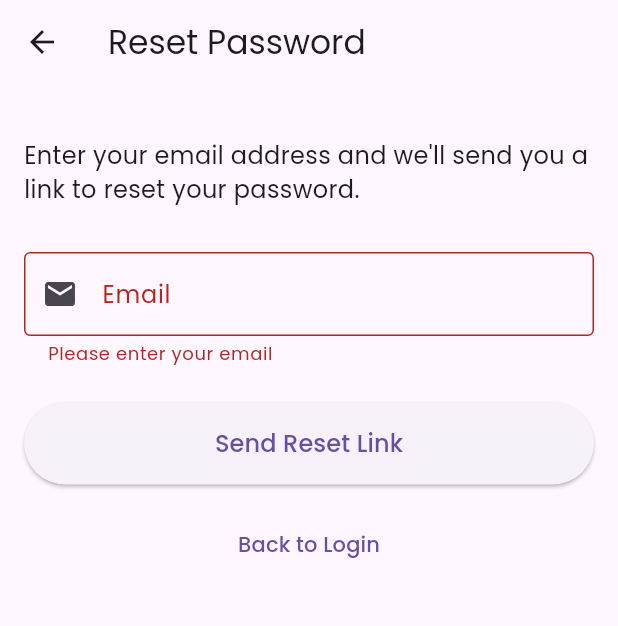
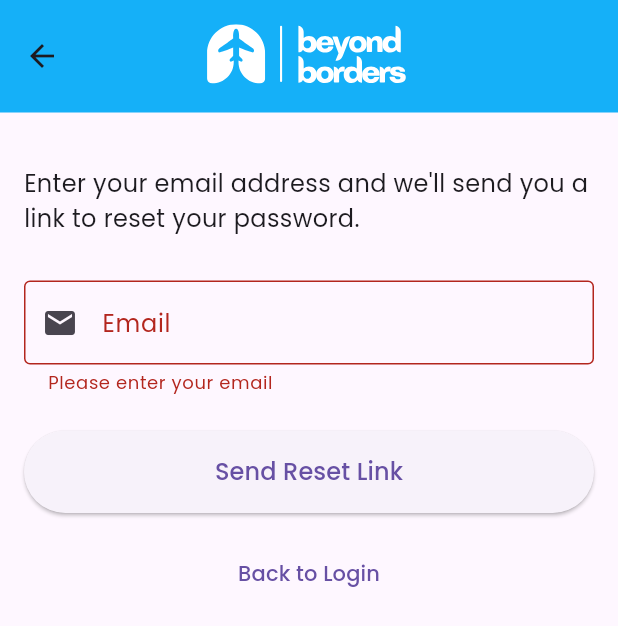
Before and after one commit to lanseu/BeyondBorders, a Flutter app: the ForgotPasswordScreen screen opened by its route, after a tap on "Send Reset Link", on a phone screen of 412 x 824 dp. Shown: the top 626 px of the screen. Run offline on Flutter 3.47's test engine with Material 3 defaults, Android fonts, the phone set to English and light mode, and no system bars; our stand-ins replace cached_network_image, cloud_firestore, email_validator, firebase_auth, firebase_core, firebase_database and 11 more; accounts and stored records are empty.

Commit message:
Fix (Gradle and Kotlin); Remove (Debug in Forgot Password)

```diff
--- a/lib/authentication/forgot_password.dart
+++ b/lib/authentication/forgot_password.dart
@@ -1,3 +1,4 @@
+import 'package:beyond_borders/authentication/custom_auth_appbar.dart';
 import 'package:flutter/material.dart';
 import 'package:email_validator/email_validator.dart';
 import 'package:beyond_borders/services/auth_service.dart';
@@ -16,7 +17,6 @@ class _ForgotPasswordScreenState extends State<ForgotPasswordScreen> {
 
   bool _isLoading = false;
   bool _emailSent = false;
-  String _debugMessage = '';
 
   @override
   void dispose() {
@@ -31,25 +31,14 @@ class _ForgotPasswordScreenState extends State<ForgotPasswordScreen> {
 
     setState(() {
       _isLoading = true;
-      _debugMessage = 'Checking email: $email';
     });
 
     try {
-      // Log the email being checked
-      debugPrint('Checking if email exists: $email');
-
-      // Check if email exists first
       final emailExists = await _authService.checkEmailExists(email);
-
-      debugPrint('Email exists check result: $emailExists');
-
-      setState(() {
-        _debugMessage = 'Email exists: $emailExists';
-      });
 
       if (!emailExists) {
         ScaffoldMessenger.of(context).showSnackBar(
-            const SnackBar(content: Text('No account found with this email address.'))
+          const SnackBar(content: Text('No account found with this email address.')),
         );
         setState(() {
           _isLoading = false;
@@ -57,26 +46,19 @@ class _ForgotPasswordScreenState extends State<ForgotPasswordScreen> {
         return;
       }
 
-      // Send the password reset email
-      debugPrint('Sending password reset email to: $email');
       await _authService.sendPasswordResetEmail(email);
-      debugPrint('Password reset email sent successfully');
 
       setState(() {
         _emailSent = true;
         _isLoading = false;
-        _debugMessage = '';
       });
     } catch (e) {
-      debugPrint('Error in password reset process: $e');
-
       setState(() {
         _isLoading = false;
-        _debugMessage = 'Error: $e';
       });
 
       ScaffoldMessenger.of(context).showSnackBar(
-          SnackBar(content: Text(e.toString().replaceAll('Exception: ', '')))
+        SnackBar(content: Text(e.toString().replaceAll('Exception: ', ''))),
       );
     }
   }
@@ -84,9 +66,7 @@ class _ForgotPasswordScreenState extends State<ForgotPasswordScreen> {
   @override
   Widget build(BuildContext context) {
     return Scaffold(
-      appBar: AppBar(
-        title: const Text('Reset Password'),
-      ),
+      appBar: buildAppBar(context),
       body: Padding(
         padding: const EdgeInsets.all(16.0),
         child: _emailSent ? _buildEmailSentContent() : _buildResetForm(),
@@ -134,14 +114,6 @@ class _ForgotPasswordScreenState extends State<ForgotPasswordScreen> {
                 ? const CircularProgressIndicator()
                 : const Text('Send Reset Link', style: TextStyle(fontSize: 16)),
           ),
-          if (_debugMessage.isNotEmpty)
-            Padding(
-              padding: const EdgeInsets.only(top: 16.0),
-              child: Text(
-                '(Debug) $_debugMessage',
-                style: const TextStyle(color: Colors.grey, fontSize: 12),
-              ),
-            ),
           const SizedBox(height: 16),
           TextButton(
             onPressed: () => Navigator.pop(context),
--- a/lib/authentication/login.dart
+++ b/lib/authentication/login.dart
@@ -132,15 +132,7 @@ class _LoginState extends State<Login> {
                     textAlign: TextAlign.center,
                   ),
                   SizedBox(height: 16),
-                  ElevatedButton(
-                    onPressed: () {
-                      Navigator.of(context).pushNamed(
-                        '/reset-password',
-                        arguments: {'actionCode': 'test-code'},
-                      );
-                    },
-                    child: Text('Test Reset Password'),
-                  ),
+
                   // Email Text Field with validation
                   Column(
                     crossAxisAlignment: CrossAxisAlignment.start,
```
Also changed, not shown: 2 other files.
